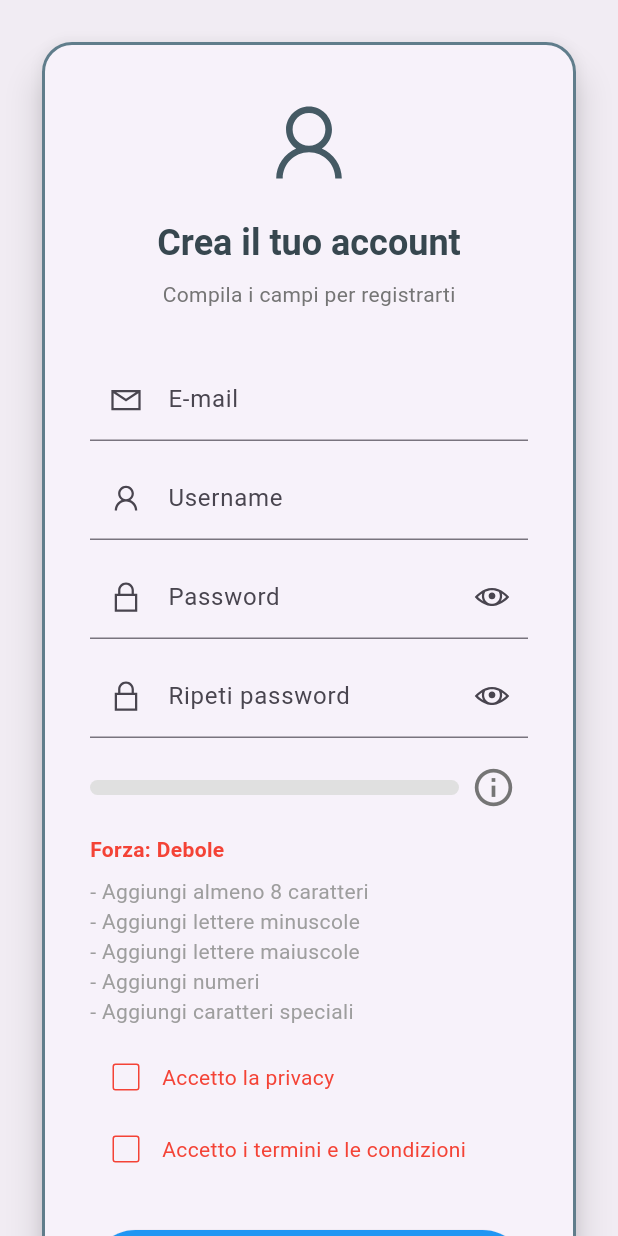
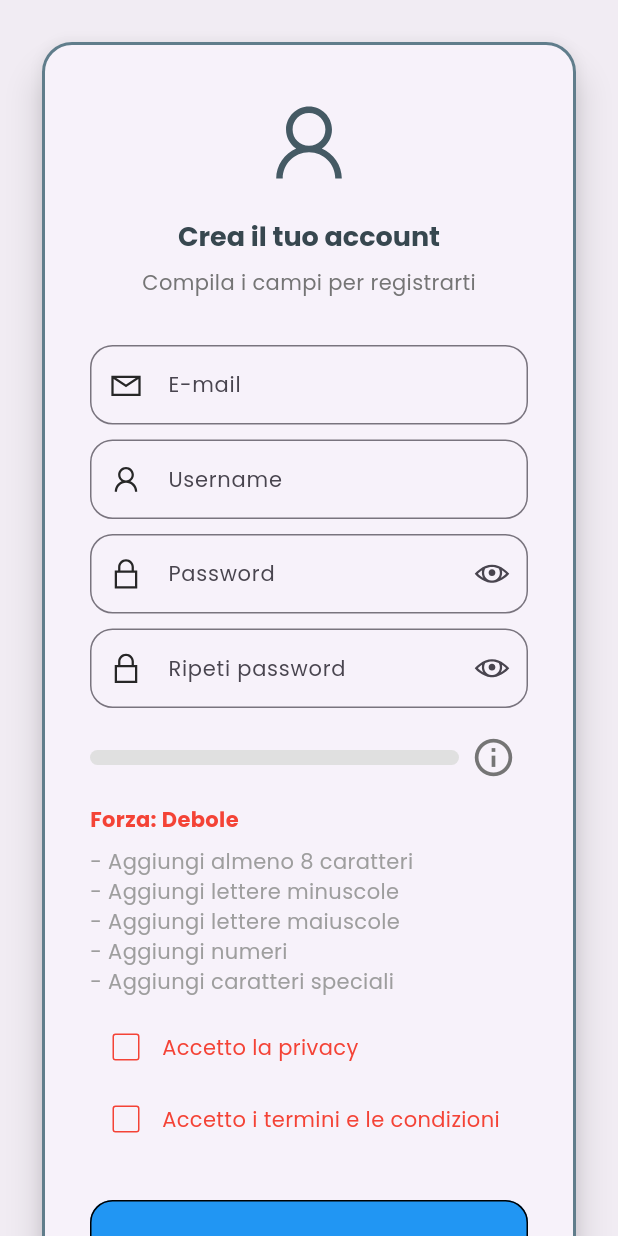
Before and after one commit to daniele992/project_dog_zizzi, a Flutter app: the screen it shows after launch, on a phone screen of 412 x 824 dp. Run offline on Flutter 3.47's test engine with Material 3 defaults, Android fonts, the phone set to English and light mode, and no system bars; our stand-ins replace animated_splash_screen, connectivity_plus, flutter_riverpod, google_fonts, line_awesome_flutter, lottie; missing offline and left inert: bad_words.

Commit message:
Modificato themeData e aggiunti tutti i rilevati file. Aggiunti e modificati file delle variabili constanti.

```diff
--- /dev/null
+++ b/lib/core/constants/colors.dart
@@ -0,0 +1,28 @@
+import 'package:flutter/material.dart';
+/* --- LISTS OF COLORS ---*/
+
+const tPrimaryColor = Color(0xFFFFE400);
+const tSecondaryColor = Color(0xFF272727);
+const tAccentColor = Color(0xFF001BFF);
+
+const tCardBgColor = Color(0xFFF7F6F1);
+const tWhiteColor = Color(0xffffffff);
+const tDarkColor = Color(0xFF000000);
+
+// -- SOCIAL Button COLORS
+const tGoogleBgColor = Color(0xFFDFEFFF);
+const tGoogleForegroundColor = Color(0xFF167EE6);
+const tFacebookBgColor = Color(0xFF1877F2);
+
+// -- ON-BOARDING COLORS
+const tOnBoardingPage1Color = Colors.white;
+const tOnBoardingPage2Color = Color(0xfffddcdf);
+const tOnBoardingPage3Color = Color(0xffffdcbd);
+
+// -- MATCH VIEW
+const kPrimaryColor = Color(0xffffb54c);
+const kBackgroundColor = Color(0xffffffff);
+const kSecondaryBackgroundColor = Color(0xfff7f7f7);
+const kSecondaryColor = Color(0xff4c2d00);
+const kboxColor = Color(0xff202020);
+const kSecondBoxColor = Color(0xffe4e4e4);
--- a/lib/core/constants/sizes.dart
+++ b/lib/core/constants/sizes.dart
@@ -1 +1,3 @@
 const tFormHeight = 30.0;
+const tBorderRadius = 15.0;
+const tButtonHeight = 20.0;
--- a/lib/core/constants/text_strings.dart
+++ b/lib/core/constants/text_strings.dart
@@ -28,8 +28,13 @@ const String tInvalidEmailFormat = "Formato Email invalido";
 const String tBadWords = "Il testo contiene parole inappropriate";
 const String tOnlyLetters = "Solo lettere sono permesse";
 const String tUsernameCannotEmpty = "Il campo Username non può essere vuoto";
+const String tUsernameLength = "Username deve essere almeno di 4 lettere";
 const String tPasswordCannotEmpty = "Il campo Password non può essere vuoto";
 const String tPasswordValue = "La password deve essere lunga 8 caratteri, con una lettera maiuscola, un numero e un simbolo";
 
 // ------------ HELPER ------------
 const String tSnackBarWarning = "Devi accettare termini e privacy per registrarti";
+
+// ------------ GLOBAL TEXT ------------
+const String tNoConnection = "Connessione Internet assente";
+const String tConnectionActive = "Connessione Internet ripristinata";
--- a/lib/core/providers/connectivity/connectivity_provider.dart
+++ b/lib/core/providers/connectivity/connectivity_provider.dart
@@ -7,3 +7,30 @@ final connectivityProvider = StreamProvider<ConnectivityResult>((ref){
   final connectivityService = ConnectivityService();
   return connectivityService.connectivityStream;
 });
+
+
+class ConnectivityService {
+  static final ConnectivityService _instance = ConnectivityService._internal();
+
+  factory ConnectivityService() {
+    return _instance;
+  }
+
+  ConnectivityService._internal();
+
+  // It returns a stream of connection status that emits a list of ConnectivityResult values.
+  Stream<ConnectivityResult> get connectivityStream {
+    final connectivity = Connectivity();
+    return connectivity.onConnectivityChanged.map((resultList) {
+      // Returns the first item in the list, which represents the most recent connection status.
+      return resultList.isNotEmpty ? resultList.first : ConnectivityResult.none;
+    });
+  }
+
+  // Modify to get the first value of the list.
+  Future<ConnectivityResult> checkConnectivity() async {
+    final connectivity = Connectivity();
+    final resultList = await connectivity.checkConnectivity(); //It returns a list.
+    return resultList.isNotEmpty ? resultList.first : ConnectivityResult.none; //Get the first item of the list.
+  }
+}
--- /dev/null
+++ b/lib/core/utils/themes/theme.dart
@@ -0,0 +1,29 @@
+import 'package:flutter/material.dart';
+import 'package:project_dog_zizzi/core/utils/themes/widget_themes/appbar_theme.dart';
+import 'package:project_dog_zizzi/core/utils/themes/widget_themes/elevated_button_theme.dart';
+import 'package:project_dog_zizzi/core/utils/themes/widget_themes/outlined_button_theme.dart';
+import 'package:project_dog_zizzi/core/utils/themes/widget_themes/text_field_theme.dart';
+import 'package:project_dog_zizzi/core/utils/themes/widget_themes/text_theme.dart';
+
+///Defines the light and dark themes of your Flutter app in a centralized way.
+class TAppTheme{
+  TAppTheme._();
+
+  static ThemeData lightTheme = ThemeData(
+    brightness: Brightness.light,
+    textTheme: TTextTheme.lightTextTheme,
+    inputDecorationTheme: TTextFormFieldTheme.lightInputDecorationTheme,
+    appBarTheme: TAppBarTheme.lightAppBarTheme,
+    elevatedButtonTheme: TElevatedButtonTheme.lightElevatedButtonTheme,
+    outlinedButtonTheme: TOutlinedButtonTheme.lightOutlinedButtonTheme,
+  );
+
+  static ThemeData darkTheme = ThemeData(
+    brightness: Brightness.dark,
+    textTheme: TTextTheme.darkTextTheme,
+    inputDecorationTheme: TTextFormFieldTheme.darkInputDecorationTheme,
+    appBarTheme: TAppBarTheme.darkAppBarTheme,
+    elevatedButtonTheme: TElevatedButtonTheme.darkElevatedButtonTheme,
+    outlinedButtonTheme: TOutlinedButtonTheme.darkOutLinedButtonTheme,
+  );
+}
--- /dev/null
+++ b/lib/core/utils/themes/widget_themes/appbar_theme.dart
@@ -0,0 +1,24 @@
+import 'package:flutter/material.dart';
+import '../../../constants/colors.dart';
+
+///Defines the style of the top bar (AppBar) of the app, for both light and dark modes. Example: appBarTheme: TAppBarTheme.lightAppBarTheme
+class TAppBarTheme{
+  TAppBarTheme._();
+
+  static const lightAppBarTheme = AppBarTheme(
+    elevation: 0,
+    centerTitle: true,
+    backgroundColor: Colors.transparent,
+    iconTheme: IconThemeData(color: tDarkColor, size: 18.0),
+    actionsIconTheme: IconThemeData(color: tDarkColor, size: 18.0),
+  );
+
+  static const darkAppBarTheme = AppBarTheme(
+    elevation: 0,
+    centerTitle: true,
+    backgroundColor: Colors.transparent,
+    iconTheme: IconThemeData(color: tWhiteColor, size: 18.0),
+    actionsIconTheme:  IconThemeData(color: tWhiteColor, size: 18.0),
+  );
+
+}
--- /dev/null
+++ b/lib/core/utils/themes/widget_themes/elevated_button_theme.dart
@@ -0,0 +1,40 @@
+/* --- Light e Dark Elevated Button Themes ---*/
+import 'package:flutter/material.dart';
+import 'package:project_dog_zizzi/core/constants/colors.dart';
+
+import '../../../constants/sizes.dart';
+
+///Defines a consistent and centralized style for all elevated buttons (ElevatedButton) of the app, separating the style into light and dark themes.
+///Example: elevatedButtonTheme: TElevatedButtonTheme.lightElevatedButtonTheme
+
+class TElevatedButtonTheme {
+  TElevatedButtonTheme._();
+
+/* --- Light Theme --- */
+static final lightElevatedButtonTheme = ElevatedButtonThemeData(
+  style: ElevatedButton.styleFrom(
+    elevation: 0,
+    foregroundColor: tWhiteColor,
+    backgroundColor: tDarkColor,
+    side: const BorderSide(color: tDarkColor),
+    padding: const EdgeInsets.symmetric(vertical: tButtonHeight),
+    shape: RoundedRectangleBorder(
+      borderRadius: BorderRadius.circular(tBorderRadius),
+    )
+  )
+);
+
+  /* --- Dark Theme --- */
+  static final darkElevatedButtonTheme = ElevatedButtonThemeData(
+    style: ElevatedButton.styleFrom(
+      elevation: 0,
+      foregroundColor: tDarkColor,
+      backgroundColor: tPrimaryColor,
+      side: const BorderSide(color: tPrimaryColor),
+      padding: const EdgeInsets.symmetric(vertical: tButtonHeight),
+      shape: RoundedRectangleBorder(
+          borderRadius: BorderRadius.circular(tBorderRadius)),
+    ),
+  );
+
+}
--- /dev/null
+++ b/lib/core/utils/themes/widget_themes/outlined_button_theme.dart
@@ -0,0 +1,31 @@
+import 'package:flutter/material.dart';
+import '../../../constants/colors.dart';
+import '../../../constants/sizes.dart';
+
+///This class defines the styles for all outline buttons (OutlinedButton) in the app, with two distinct variants for light and dark themes.
+class TOutlinedButtonTheme{
+  TOutlinedButtonTheme._(); //To avoid creating instances
+
+  /* --- Light Theme --- */
+  static final lightOutlinedButtonTheme = OutlinedButtonThemeData(
+    style: OutlinedButton.styleFrom(
+      foregroundColor: tSecondaryColor,
+      side: const BorderSide(color: tSecondaryColor),
+      padding: const EdgeInsets.symmetric(vertical: tButtonHeight),
+      shape: RoundedRectangleBorder(
+          borderRadius: BorderRadius.circular(tBorderRadius)),
+    ),
+  );
+
+  /* --- Dark Theme --- */
+  static final darkOutLinedButtonTheme = OutlinedButtonThemeData(
+    style: OutlinedButton.styleFrom(
+      foregroundColor: tWhiteColor,
+      side: const BorderSide(color: tWhiteColor),
+      padding: const EdgeInsets.symmetric(vertical: tButtonHeight),
+      shape: RoundedRectangleBorder(
+          borderRadius: BorderRadius.circular(tBorderRadius)),
+    ),
+  );
+
+}
--- /dev/null
+++ b/lib/core/utils/themes/widget_themes/text_field_theme.dart
@@ -0,0 +1,30 @@
+import 'package:flutter/material.dart';
+import 'package:project_dog_zizzi/core/constants/colors.dart';
+import '../../../constants/sizes.dart';
+
+///This class defines the styles for text input fields (TextFormField) in the app, separating light and dark themes.
+class TTextFormFieldTheme{
+  TTextFormFieldTheme._();
+
+  static InputDecorationTheme lightInputDecorationTheme = InputDecorationTheme(
+    prefixIconColor: tSecondaryColor,
+    floatingLabelStyle: const TextStyle(color: tSecondaryColor),
+    border: OutlineInputBorder(
+      borderRadius: BorderRadius.circular(tBorderRadius)),
+    focusedBorder: OutlineInputBorder(
+      borderRadius: BorderRadius.circular(tBorderRadius),
+      borderSide: const BorderSide(width: 2, color: tSecondaryColor),
+    )
+  );
+
+  static InputDecorationTheme darkInputDecorationTheme = InputDecorationTheme(
+    prefixIconColor: tPrimaryColor,
+    floatingLabelStyle: const TextStyle(color: tPrimaryColor),
+    border:
+    OutlineInputBorder(borderRadius: BorderRadius.circular(tBorderRadius)),
+    focusedBorder: OutlineInputBorder(
+      borderRadius: BorderRadius.circular(tBorderRadius),
+      borderSide: const BorderSide(width: 2, color: tPrimaryColor),
+    ),
+  );
+}
--- /dev/null
+++ b/lib/core/utils/themes/widget_themes/text_theme.dart
@@ -0,0 +1,92 @@
+import 'package:flutter/material.dart';
+import 'package:google_fonts/google_fonts.dart';
+import '../../../constants/colors.dart';
+
+/* -- Light & Dark Text Themes -- */
+///This class defines the text themes for the app using the Poppins font via GoogleFonts, with two separate versions: one for the light theme and one for the dark theme.
+class TTextTheme {
+  TTextTheme._();
+
+  static TextTheme lightTextTheme = TextTheme(
+    displayLarge: GoogleFonts.poppins(
+        fontSize: 28.0,
+        fontWeight: FontWeight.bold,
+        color: tDarkColor
+    ),
+    displayMedium: GoogleFonts.poppins(
+        fontSize: 24.0,
+        fontWeight: FontWeight.w700,
+        color: tDarkColor
+    ),
+    displaySmall: GoogleFonts.poppins(
+        fontSize: 24.0,
+        fontWeight: FontWeight.normal,
+        color: tDarkColor
+    ),
+    headlineMedium: GoogleFonts.poppins(
+        fontSize: 18.0,
+        fontWeight: FontWeight.w600,
+        color: tDarkColor
+    ),
+    headlineSmall: GoogleFonts.poppins(
+        fontSize: 18.0,
+        fontWeight: FontWeight.normal,
+        color: tDarkColor
+    ),
+    titleLarge: GoogleFonts.poppins(
+        fontSize: 14.0,
+        fontWeight: FontWeight.w600,
+        color: tDarkColor
+    ),
+    bodyLarge: GoogleFonts.poppins(
+        fontSize: 14.0,
+        color: tDarkColor
+    ),
+    bodyMedium: GoogleFonts.poppins(
+        fontSize: 14.0,
+        color: tDarkColor.withValues(alpha: 0.8),
+    ),
+  );
+
+  /* -- Dark Text Theme -- */
+  static TextTheme darkTextTheme = TextTheme(
+    displayLarge: GoogleFonts.poppins(
+        fontSize: 28.0,
+        fontWeight: FontWeight.bold,
+        color: tWhiteColor
+    ),
+    displayMedium: GoogleFonts.poppins(
+        fontSize: 24.0,
+        fontWeight: FontWeight.w700,
+        color: tWhiteColor
+    ),
+    displaySmall: GoogleFonts.poppins(
+        fontSize: 24.0,
+        fontWeight: FontWeight.normal,
+        color: tWhiteColor
+    ),
+    headlineMedium: GoogleFonts.poppins(
+        fontSize: 18.0,
+        fontWeight: FontWeight.w600,
+        color: tWhiteColor
+    ),
+    headlineSmall: GoogleFonts.poppins(
+        fontSize: 18.0,
+        fontWeight: FontWeight.normal,
+        color: tWhiteColor
+    ),
+    titleLarge: GoogleFonts.poppins(
+        fontSize: 14.0,
+        fontWeight: FontWeight.w600,
+        color: tWhiteColor
+    ),
+    bodyLarge: GoogleFonts.poppins(
+        fontSize: 14.0,
+        color: tWhiteColor
+    ),
+    bodyMedium: GoogleFonts.poppins(
+        fontSize: 14.0,
+        color: tWhiteColor.withValues(alpha: 0.8),
+    ),
+  );
+}
--- a/lib/core/utils/validators/form_validators.dart
+++ b/lib/core/utils/validators/form_validators.dart
@@ -15,6 +15,7 @@ class FormValidators {
 
     final Filter filter = Filter();
     if (value == null || value.trim().isEmpty) {return tUsernameCannotEmpty;}
+    if(value.length <= 3 && value.trim().isNotEmpty) {return tUsernameLength;}
     final lettersOnlyRegex = RegExp(r'^[a-zA-ZàèéìòùÀÈÉÌÒÙ\s\-]+$');
     if (!lettersOnlyRegex.hasMatch(value)) {return tOnlyLetters;}
     // Filters offensive words.
--- a/lib/main.dart
+++ b/lib/main.dart
@@ -1,6 +1,7 @@
 import 'package:flutter/material.dart';
 import 'package:flutter_riverpod/flutter_riverpod.dart';
 import 'package:project_dog_zizzi/ui/views/splash_screen/splash_screen.dart';
+import 'core/utils/themes/theme.dart';
 
 void main() {
   runApp(const ProviderScope(child: MyApp()));
@@ -14,10 +15,9 @@ class MyApp extends StatelessWidget {
   Widget build(BuildContext context) {
     return MaterialApp(
       title: 'Flutter Demo',
-      theme: ThemeData(
-        primarySwatch: Colors.blue,
-        useMaterial3: true,
-      ),
+      themeMode: ThemeMode.system,
+      darkTheme: TAppTheme.darkTheme,
+      theme: TAppTheme.lightTheme,
       home: const SplashScreen(),
     );
   }
--- a/lib/ui/views/authentication/signUp_view.dart
+++ b/lib/ui/views/authentication/signUp_view.dart
@@ -1,3 +1,4 @@
+import 'package:connectivity_plus/connectivity_plus.dart';
 import 'package:flutter/material.dart';
 import 'package:flutter_riverpod/flutter_riverpod.dart';
 import 'package:line_awesome_flutter/line_awesome_flutter.dart';
@@ -5,11 +6,13 @@ import 'package:project_dog_zizzi/core/providers/authRepository/auth_providers.d
 import 'package:project_dog_zizzi/data/models/user_registration_model.dart';
 import '../../../core/constants/sizes.dart';
 import '../../../core/constants/text_strings.dart';
+import '../../../core/providers/connectivity/connectivity_provider.dart';
 import '../../../core/utils/helper/responsive_helper.dart';
 import '../../../core/utils/helper/snackbar_helper.dart';
 import '../../../core/utils/validators/form_validators.dart';
 import '../../viewmodels/authentication/password_view_model.dart';
 import '../../widgets/password_strength_bar.dart';
+import 'dart:async';
 
 class SignUpPage extends ConsumerStatefulWidget {
   const SignUpPage({super.key});
@@ -20,6 +23,8 @@ class SignUpPage extends ConsumerStatefulWidget {
 
 class _SignUpPageState extends ConsumerState<SignUpPage> {
 
+  ProviderSubscription<AsyncValue<ConnectivityResult>>? _connectivityListener;
+  Timer? _connectivityDebounce;
   bool _obscureText = true; // inizialmente nascosta
   bool _obscureTextRepeatPw = true; // inizialmente nascosta
 
@@ -39,17 +44,48 @@ class _SignUpPageState extends ConsumerState<SignUpPage> {
     usernameController.dispose();
     passwordController.dispose();
     repeatPwController.dispose();
+    _connectivityDebounce?.cancel();
     super.dispose();
+  }
+
+  @override
+  void initState() {
+    super.initState();
+    _connectivityListener = ref.listenManual<AsyncValue<ConnectivityResult>>(
+      connectivityProvider,
+        (previous, next){
+        final previousStatus = previous?.valueOrNull;
+        final currenStatus = next.valueOrNull;
+
+          //Evita snackbar inutili all'avvio
+          if(previousStatus == null || currenStatus == null) return;
+
+          //Se lo stato non cambia non facciamo nulla
+          if(previousStatus == currenStatus) return;
+
+          _connectivityDebounce?.cancel();
+
+          _connectivityDebounce = Timer(const Duration(milliseconds: 2000), (){
+            final hasConnection = currenStatus != ConnectivityResult.none;
+
+            if(!mounted) return;
+            SnackbarHelper.showSnackBar(
+              context,
+              message: hasConnection ? tConnectionActive : tNoConnection,
+              icon: hasConnection ? Icons.wifi : Icons.wifi_off,
+              backgroundColor: hasConnection ? Colors.green : Colors.red
+            );
+          });
+        }
+    );
   }
 
   @override
   Widget build(BuildContext context) {
 
+    final connectivityAsyncValue = ref.watch(connectivityProvider);
     final screenWidth = MediaQuery.of(context).size.width;
     final cardWidth = ResponsiveHelper.cardWidth(screenWidth);
-    //final passwordNotifier = ref.watch(passwordProvider.notifier);
-    //final password = ref.watch(passwordProvider);
-
 
     return Scaffold(
       backgroundColor: const Color(0xFFF1ECF3),
@@ -247,22 +283,31 @@ class _SignUpPageState extends ConsumerState<SignUpPage> {
 
                             const SizedBox(height: 30),
 
-                            SizedBox(
+                            Consumer(
+                              builder: (context, ref, _) {
+                                final connectivityAsyncValue = ref.watch(connectivityProvider);
+
+                                // 👉 di default consideriamo la connessione attiva
+                                final hasConnection = connectivityAsyncValue.maybeWhen(
+                                  data: (status) => status != ConnectivityResult.none,
+                                  orElse: () => true, // loading → pulsante attivo
+                                );
+
+                                return SizedBox(
                                   width: double.infinity,
                                   child: ElevatedButton(
-                                onPressed: () {
-                                  if(!privacyAccepted || !conditionsAccepted){
+                                    onPressed: hasConnection
+                                        ? () {
+                                      if (!privacyAccepted || !conditionsAccepted) {
                                         SnackbarHelper.showSnackBar(
                                           context,
                                           message: tSnackBarWarning,
-                                      icon: Icons.error
+                                          icon: Icons.error,
                                         );
                                         return;
                                       }
 
-                                  //Se tutti i checkbox sono accettati, continua con la registrazione
-                                  if(formKey.currentState!.validate()){
-
+                                      if (formKey.currentState!.validate()) {
                                         final user = UserRegistrationModel(
                                           email: emailController.text,
                                           username: usernameController.text,
@@ -273,17 +318,24 @@ class _SignUpPageState extends ConsumerState<SignUpPage> {
                                         );
                                         ref.read(signUpViewModelProvider.notifier).register(user);
                                       }
-                                },
-                                style: ElevatedButton.styleFrom(
-                                  padding: const EdgeInsets.symmetric(vertical: 16),
-                                  backgroundColor: Colors.blue,
+                                    }
+                                        : null,
+
+                                    style: ButtonStyle(
+                                      backgroundColor: WidgetStateProperty.resolveWith<Color>((states) {
+                                        if (!hasConnection) return Colors.grey;
+                                        if (states.contains(WidgetState.hovered)) return Colors.green;
+                                        return Colors.blue;
+                                      }),
                                     ),
-                                child: const Text(
-                                    tSignUp,
-                                    style: TextStyle(color: Colors.white, fontSize: 20),
+                                    child: Text(
+                                      hasConnection ? tSignUp : tNoConnection,
+                                      style: const TextStyle(color: Colors.white, fontSize: 20),
                                     ),
                                   ),
-                            ),
+                                );
+                              },
+                            )
                           ],
                         ),
                       ),
--- a/pubspec.yaml
+++ b/pubspec.yaml
@@ -41,6 +41,7 @@ dependencies:
   line_awesome_flutter: ^3.0.1
   connectivity_plus: ^7.0.0
   bad_words: ^0.3.0
+  google_fonts: ^6.3.3
 
 dev_dependencies:
   flutter_test:
```
Also changed, not shown: assets/animations/StartButton.json (renamed from assets/animations/Start Button.json), pubspec.lock, 1 other file. Lines whose indentation alone changed are shown as unchanged.
